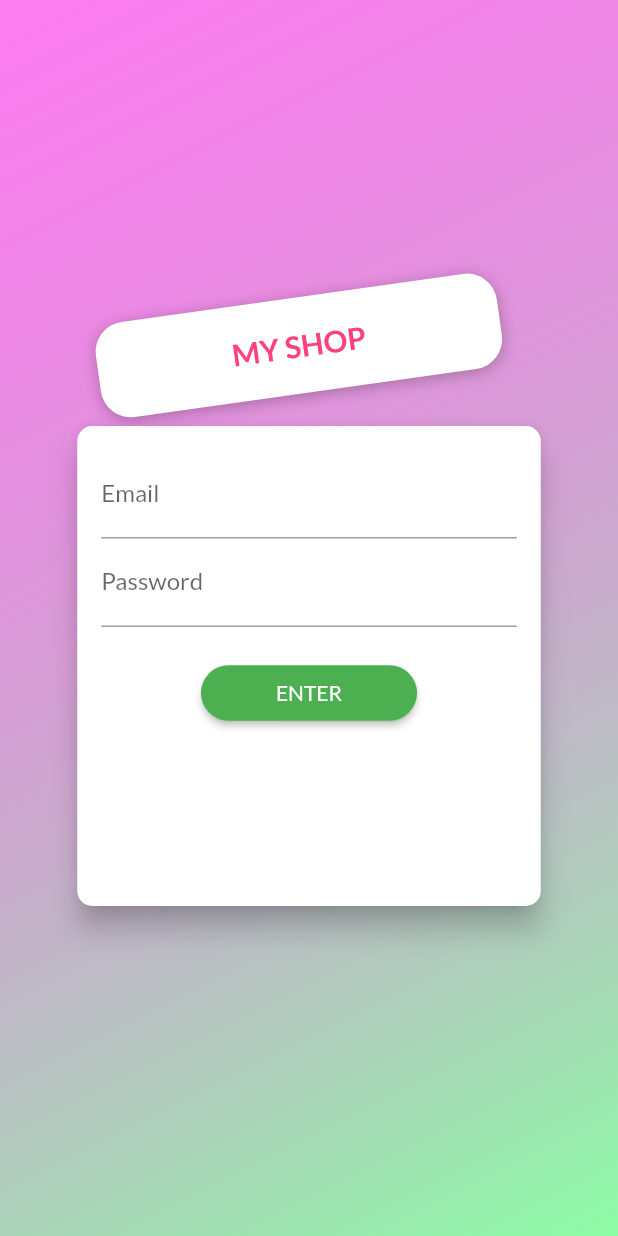
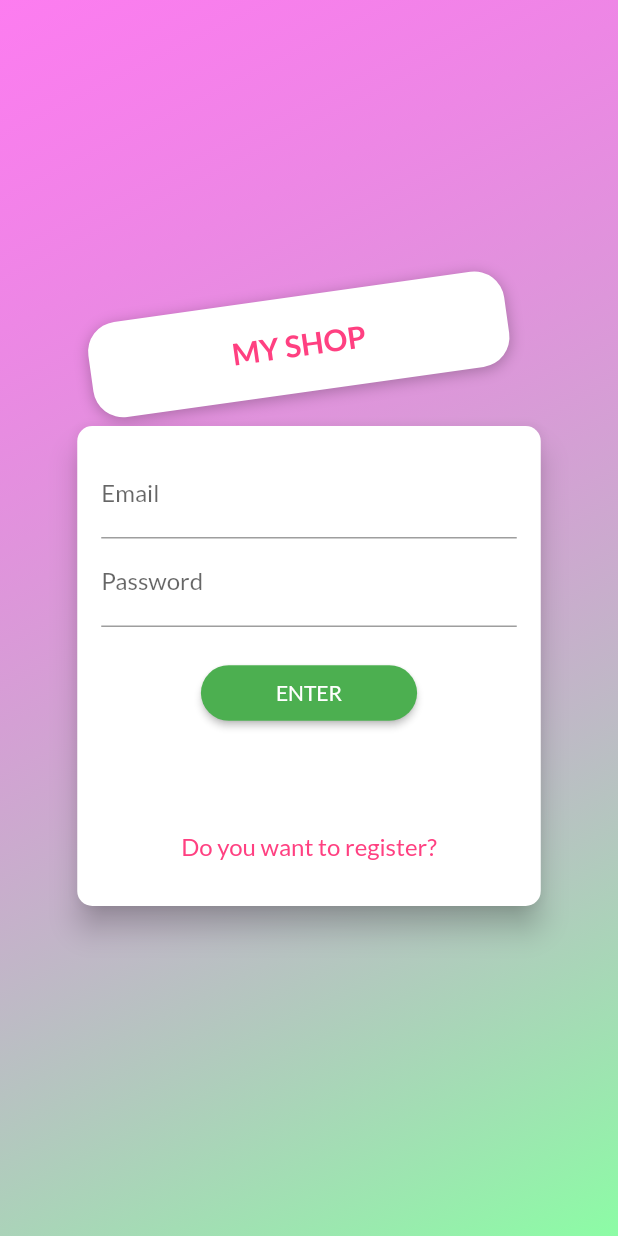
Before and after one commit to jeehmilena/MyShop, a Flutter app: the screen it shows after launch, on a phone screen of 412 x 824 dp. Run offline on Flutter 3.47's test engine with Material 2 defaults, Android fonts, the phone set to English and light mode, and no system bars.

Commit message:
Criando a tela de autenticão

```diff
--- a/lib/presenter/auth_page.dart
+++ b/lib/presenter/auth_page.dart
@@ -24,22 +24,22 @@ class AuthPage extends StatelessWidget {
             ),
           ),
         ),
-        Container(
+        SizedBox(
           width: double.infinity,
           child: Column(
             mainAxisAlignment: MainAxisAlignment.center,
             crossAxisAlignment: CrossAxisAlignment.center,
             children: [
               Container(
-                padding: EdgeInsets.symmetric(
+                padding: const EdgeInsets.symmetric(
                   vertical: 20,
-                  horizontal: 90,
+                  horizontal: 95,
                 ),
                 transform: Matrix4.rotationZ(-8 * pi / 180)..translate(-10.0),
                 decoration: BoxDecoration(
                     borderRadius: BorderRadius.circular(20),
                     color: Colors.white,
-                    boxShadow: [
+                    boxShadow: const [
                       BoxShadow(
                         blurRadius: 8,
                         color: Colors.black26,
@@ -52,7 +52,7 @@ class AuthPage extends StatelessWidget {
                       color: Colors.pinkAccent, fontWeight: FontWeight.bold),
                 ),
               ),
-              AuthForm(),
+              const AuthForm(),
             ],
           ),
         )
--- a/lib/widgets/auth_form.dart
+++ b/lib/widgets/auth_form.dart
@@ -10,22 +10,34 @@ class AuthForm extends StatefulWidget {
 }
 
 class _AuthFormState extends State<AuthForm> {
-  final AuthMode _authMode = AuthMode.Login;
+  AuthMode _authMode = AuthMode.Login;
 
   @override
   Widget build(BuildContext context) {
-    final _passwordController = TextEditingController();
+    final passwordController = TextEditingController();
     final deviceSize = MediaQuery.of(context).size;
-    Map<String, String> _authData = {'email': '', 'password': ''};
+    final Map<String, String> authData = {'email': '', 'password': ''};
 
-    void _submit() {}
+    bool isLogin() => _authMode == AuthMode.Login;
+    bool isSignup() => _authMode == AuthMode.Signup;
+
+    void submit() {}
+    void switchAuthMode() {
+      setState(() {
+        if (isLogin()) {
+          _authMode = AuthMode.Signup;
+        } else {
+          _authMode = AuthMode.Login;
+        }
+      });
+    }
 
     return Card(
       elevation: 8,
       shape: RoundedRectangleBorder(borderRadius: BorderRadius.circular(10)),
       child: Container(
         padding: const EdgeInsets.all(16),
-        height: 320,
+        height: isLogin() ? 320 : 400,
         width: deviceSize.width * 0.75,
         child: Form(
           child: Column(
@@ -35,7 +47,7 @@ class _AuthFormState extends State<AuthForm> {
                   labelText: 'Email',
                 ),
                 keyboardType: TextInputType.emailAddress,
-                onSaved: (email) => _authData['email'] = email ?? '',
+                onSaved: (email) => authData['email'] = email ?? '',
                 validator: (_email) {
                   final email = _email ?? '';
                   if (email.trim().isEmpty || !email.contains('@')) {
@@ -50,8 +62,8 @@ class _AuthFormState extends State<AuthForm> {
                 ),
                 keyboardType: TextInputType.text,
                 obscureText: true,
-                controller: _passwordController,
-                onSaved: (password) => _authData['password'] = password ?? '',
+                controller: passwordController,
+                onSaved: (password) => authData['password'] = password ?? '',
                 validator: (_password) {
                   final password = _password ?? '';
                   if (password.isEmpty || password.length < 5) {
@@ -60,18 +72,18 @@ class _AuthFormState extends State<AuthForm> {
                   return null;
                 },
               ),
-              if (_authMode == AuthMode.Signup)
+              if (isSignup())
                 TextFormField(
                   decoration: const InputDecoration(
                     labelText: 'Confirm Password',
                   ),
                   keyboardType: TextInputType.text,
                   obscureText: true,
-                  validator: _authMode == AuthMode.Login
+                  validator: isLogin()
                       ? null
                       : (_password) {
                           final password = _password ?? '';
-                          if (password != _passwordController.text) {
+                          if (password != passwordController.text) {
                             return 'The passwords entered are different.';
                           }
                           return null;
@@ -79,7 +91,7 @@ class _AuthFormState extends State<AuthForm> {
                 ),
               const SizedBox(height: 20),
               ElevatedButton(
-                onPressed: _submit,
+                onPressed: submit,
                 style: ElevatedButton.styleFrom(
                     shape: RoundedRectangleBorder(
                       borderRadius: BorderRadius.circular(30),
@@ -88,7 +100,20 @@ class _AuthFormState extends State<AuthForm> {
                       horizontal: 50,
                       vertical: 10,
                     )),
-                child: Text(_authMode == AuthMode.Login ? 'ENTER' : 'REGISTER'),
+                child: Text(isLogin() ? 'ENTER' : 'REGISTER'),
+              ),
+              const Spacer(),
+              TextButton(
+                onPressed: switchAuthMode,
+                child: Text(
+                  isLogin()
+                      ? 'Do you want to register?'
+                      : 'Already have an account?',
+                  style: Theme.of(context)
+                      .textTheme
+                      .titleMedium
+                      ?.copyWith(color: Colors.pinkAccent),
+                ),
               ),
             ],
           ),
```
